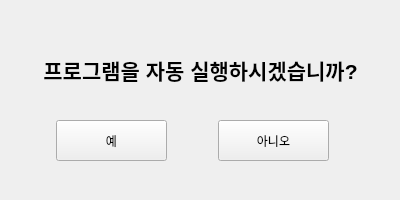
First picture: the form in Qt_Widgets_App_RoutineAutomator/Qt_Widgets_App_RoutineAutomator/WF_RoutineReady.ui, repository dndjd321/RoutineAutomator, before the edit.
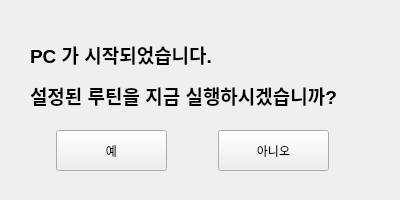
Second picture: the form after the edit.

What changed in the file:
```diff
--- a/Qt_Widgets_App_RoutineAutomator/Qt_Widgets_App_RoutineAutomator/WF_RoutineReady.ui
+++ b/Qt_Widgets_App_RoutineAutomator/Qt_Widgets_App_RoutineAutomator/WF_RoutineReady.ui
@@ -16,21 +16,21 @@
   <widget class="QLabel" name="lb_RoutineReady">
    <property name="geometry">
     <rect>
-     <x>20</x>
-     <y>40</y>
+     <x>30</x>
+     <y>30</y>
      <width>361</width>
-     <height>61</height>
+     <height>91</height>
     </rect>
    </property>
    <property name="text">
-    <string>&lt;html&gt;&lt;head/&gt;&lt;body&gt;&lt;p align=&quot;center&quot;&gt;&lt;span style=&quot; font-size:16pt; font-weight:700;&quot;&gt;프로그램을 자동 실행하시겠습니까?&lt;/span&gt;&lt;/p&gt;&lt;/body&gt;&lt;/html&gt;</string>
+    <string>&lt;html&gt;&lt;head/&gt;&lt;body&gt;&lt;p&gt;&lt;span style=&quot; font-size:14pt; font-weight:700;&quot;&gt;PC 가 시작되었습니다.&lt;/span&gt;&lt;/p&gt;&lt;p&gt;&lt;span style=&quot; font-size:14pt; font-weight:700;&quot;&gt;설정된 루틴을 지금 실행하시겠습니까?&lt;/span&gt;&lt;/p&gt;&lt;/body&gt;&lt;/html&gt;</string>
    </property>
   </widget>
   <widget class="QPushButton" name="pbtn_RoutineReadyY">
    <property name="geometry">
     <rect>
      <x>56</x>
-     <y>120</y>
+     <y>130</y>
      <width>111</width>
      <height>41</height>
     </rect>
@@ -43,7 +43,7 @@
    <property name="geometry">
     <rect>
      <x>218</x>
-     <y>120</y>
+     <y>130</y>
      <width>111</width>
      <height>41</height>
     </rect>
```
